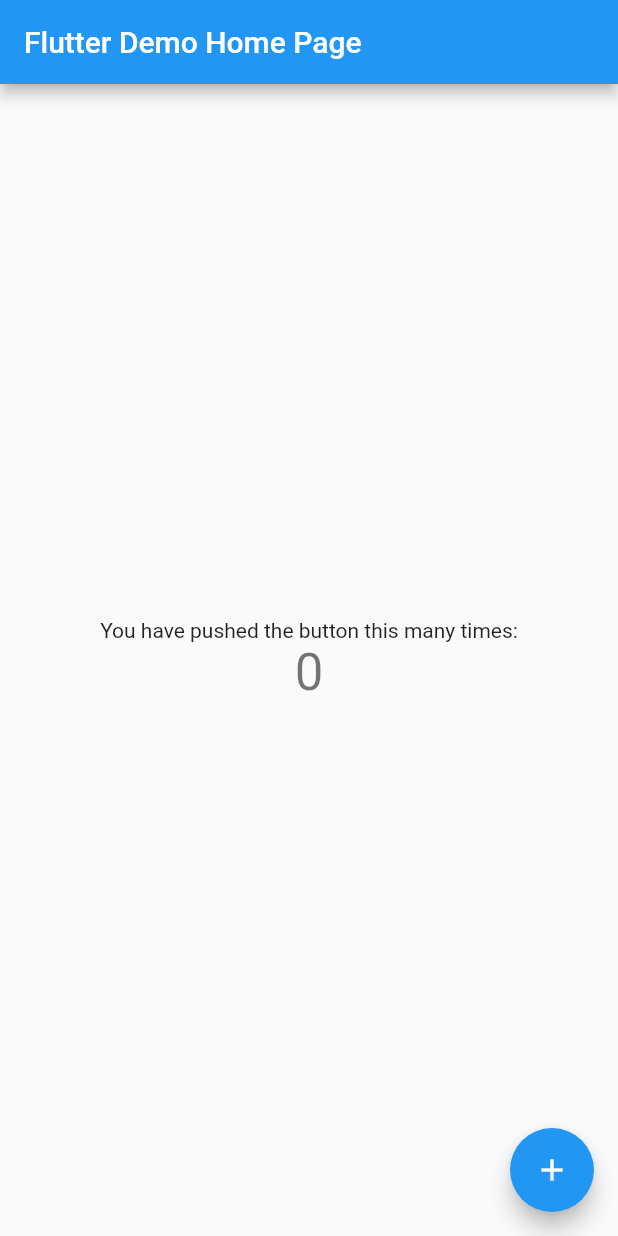
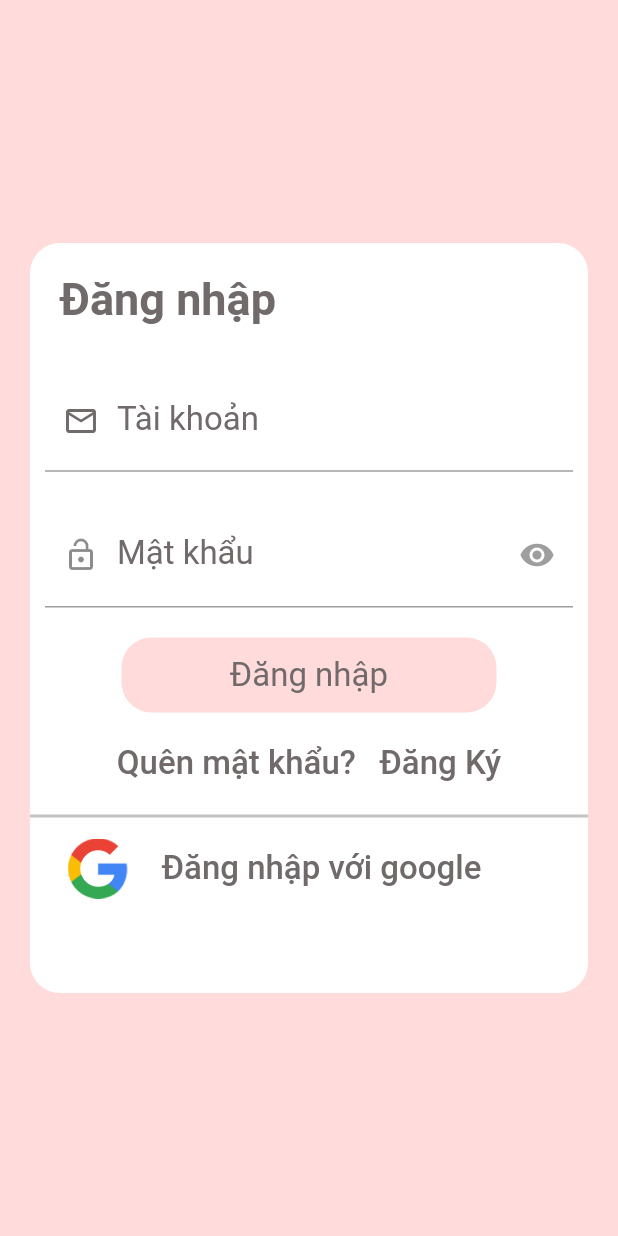
Before and after one commit to thanhlevt7/doanltdd, a Flutter app: the screen it shows after launch, on a phone screen of 412 x 824 dp. Run offline on Flutter 3.47's test engine with Material 2 defaults, Android fonts, the phone set to English and light mode, and no system bars.

Commit message:
giao dien dang nhap

```diff
--- /dev/null
+++ b/src/doan_flutter/lib/constant.dart
@@ -0,0 +1,10 @@
+import 'package:flutter/material.dart';
+
+const buttonColor = Color(0xFFFFDBDB);
+const textColor = Color(0xFF716A6A);
+const backgroundAppBar = Color(0xFFFFDBDB);
+const padding = 20.0;
+const margin = 20.0;
+const background = Color(0xFFFFFFFF);
+const sizeBoxWidth = SizedBox(width: 10);
+const sizeBoxHeight = SizedBox(height: 10);
--- a/src/doan_flutter/lib/main.dart
+++ b/src/doan_flutter/lib/main.dart
@@ -1,3 +1,4 @@
+import 'package:doan_flutter/screens/login/SignIn_screen.dart';
 import 'package:flutter/material.dart';
 
 void main() {
@@ -11,105 +12,16 @@
   @override
   Widget build(BuildContext context) {
     return MaterialApp(
-      title: 'Flutter Demo',
+      debugShowCheckedModeBanner: false,
+      title: 'Cake Bakery',
       theme: ThemeData(
-        // This is the theme of your application.
-        //
-        // Try running your application with "flutter run". You'll see the
-        // application has a blue toolbar. Then, without quitting the app, try
-        // changing the primarySwatch below to Colors.green and then invoke
-        // "hot reload" (press "r" in the console where you ran "flutter run",
-        // or simply save your changes to "hot reload" in a Flutter IDE).
-        // Notice that the counter didn't reset back to zero; the application
-        // is not restarted.
         primarySwatch: Colors.blue,
       ),
-      home: const MyHomePage(title: 'Flutter Demo Home Page'),
+
+      routes: {
+        '/':(context) => SignInPage(),
+      },
+      initialRoute: '/',
     );
   }
 }
-
-class MyHomePage extends StatefulWidget {
-  const MyHomePage({Key? key, required this.title}) : super(key: key);
-
-  // This widget is the home page of your application. It is stateful, meaning
-  // that it has a State object (defined below) that contains fields that affect
-  // how it looks.
-
-  // This class is the configuration for the state. It holds the values (in this
-  // case the title) provided by the parent (in this case the App widget) and
-  // used by the build method of the State. Fields in a Widget subclass are
-  // always marked "final".
-
-  final String title;
-
-  @override
-  State<MyHomePage> createState() => _MyHomePageState();
-}
-
-class _MyHomePageState extends State<MyHomePage> {
-  int _counter = 0;
-
-  void _incrementCounter() {
-    setState(() {
-      // This call to setState tells the Flutter framework that something has
-      // changed in this State, which causes it to rerun the build method below
-      // so that the display can reflect the updated values. If we changed
-      // _counter without calling setState(), then the build method would not be
-      // called again, and so nothing would appear to happen.
-      _counter++;
-    });
-  }
-
-  @override
-  Widget build(BuildContext context) {
-    // This method is rerun every time setState is called, for instance as done
-    // by the _incrementCounter method above.
-    //
-    // The Flutter framework has been optimized to make rerunning build methods
-    // fast, so that you can just rebuild anything that needs updating rather
-    // than having to individually change instances of widgets.
-    return Scaffold(
-      appBar: AppBar(
-        // Here we take the value from the MyHomePage object that was created by
-        // the App.build method, and use it to set our appbar title.
-        title: Text(widget.title),
-      ),
-      body: Center(
-        // Center is a layout widget. It takes a single child and positions it
-        // in the middle of the parent.
-        child: Column(
-          // Column is also a layout widget. It takes a list of children and
-          // arranges them vertically. By default, it sizes itself to fit its
-          // children horizontally, and tries to be as tall as its parent.
-          //
-          // Invoke "debug painting" (press "p" in the console, choose the
-          // "Toggle Debug Paint" action from the Flutter Inspector in Android
-          // Studio, or the "Toggle Debug Paint" command in Visual Studio Code)
-          // to see the wireframe for each widget.
-          //
-          // Column has various properties to control how it sizes itself and
-          // how it positions its children. Here we use mainAxisAlignment to
-          // center the children vertically; the main axis here is the vertical
-          // axis because Columns are vertical (the cross axis would be
-          // horizontal).
-          mainAxisAlignment: MainAxisAlignment.center,
-          children: <Widget>[
-            const Text(
-              'You have pushed the button this many times:',
-            ),
-            Text(
-              '$_counter',
-              style: Theme.of(context).textTheme.headline4,
-            ),
-          ],
-        ),
-      ),
-      floatingActionButton: FloatingActionButton(
-        onPressed: _incrementCounter,
-        tooltip: 'Increment',
-        child: const Icon(Icons.add),
-      ), // This trailing comma makes auto-formatting nicer for build methods.
-    );
-  }
-}
--- /dev/null
+++ b/src/doan_flutter/lib/screens/login/signIn_screen.dart
@@ -0,0 +1,135 @@
+import 'package:doan_flutter/constant.dart';
+import 'package:doan_flutter/widget.dart';
+import 'package:flutter/material.dart';
+
+class SignInPage extends StatefulWidget {
+  const SignInPage({ Key? key }) : super(key: key);
+
+  @override
+  State<SignInPage> createState() => _SignInPageState();
+}
+
+class _SignInPageState extends State<SignInPage> {
+  final emailController = TextEditingController();
+  final passController = TextEditingController();
+  final _formKey = GlobalKey<FormState>();
+  void dispore() {
+    super.dispose();
+    emailController.dispose();
+    passController.dispose();
+  }
+
+  @override
+  Widget build(BuildContext context) {
+    return Scaffold(
+      resizeToAvoidBottomInset: false,
+      backgroundColor: backgroundAppBar,
+      body: Form(
+        key: _formKey,
+        child: GestureDetector(
+          onTap: () {
+            FocusScope.of(context).unfocus();
+          },
+          child: Column(
+            mainAxisAlignment: MainAxisAlignment.center,
+            mainAxisSize: MainAxisSize.max,
+            children: [
+              Container(
+                width: 500,
+                height:500 ,
+                margin: const EdgeInsets.all(margin),
+                decoration: const BoxDecoration(
+                  color: Colors.white,
+                  borderRadius: BorderRadius.all(
+                    Radius.circular(padding),
+                  ),
+                ),
+                child: SingleChildScrollView(
+                  child: Column(
+                      crossAxisAlignment: CrossAxisAlignment.start,
+                      children: [
+                        const Padding(
+                          padding: EdgeInsets.all(padding),
+                          child: Text(
+                            "Đăng nhập",
+                            style: TextStyle(
+                                fontSize: 30,
+                                fontWeight: FontWeight.bold,
+                                color: textColor),
+                          ),
+                        ),
+                        Padding(
+                          padding: const EdgeInsets.all(padding / 2),
+                          child: email(emailController),
+                        ),
+                        Padding(
+                          padding: const EdgeInsets.all(padding / 2),
+                          child: password(
+                              controller: passController,
+                              text: "Mật khẩu"),
+                        ),
+                        Padding(
+                          padding: const EdgeInsets.only(top: padding / 2),
+                          child: InkWell(
+                              onTap: () {submit(context, emailController,passController);},
+                              child: Center(
+                                  child: button(
+                                      text: "Đăng nhập",
+                                      h: 50.0,
+                                      w: 250.0,
+                                      radius: padding))),
+                        ),
+                        Padding(
+                          padding: const EdgeInsets.all(padding / 2),
+                          child: Center(
+                            child: Wrap(
+                              children: [
+                                textButton(
+                                    text: "Quên mật khẩu?",
+                                    press: () {
+
+                                    }),
+                                textButton(
+                                    text: "Đăng Ký",
+                                    press: () {
+
+                                    })
+                              ],
+                            ),
+                          ),
+                        ),
+                        Container(
+                          height: 2,
+                          color: const Color(0xffc4c4c4),
+                        ),
+                        Padding(
+                          padding: const EdgeInsets.all(padding/2),
+                          child: Row(
+                            children: [
+                              Image.asset(
+                                "assets/images/icons/icon_google.png",
+                                width: 70,
+                                height: 40,
+                              ),
+                              textButton(text: "Đăng nhập với google"),
+                            ],
+                          ),
+                        )
+                      ]),
+                ),
+              ),
+            ],
+          ),
+        ),
+      ),
+    );
+  }
+
+  submit(BuildContext context, TextEditingController email,TextEditingController password) async {
+    final isValid = _formKey.currentState?.validate();
+    if (!isValid!) {
+      return;
+    }
+    _formKey.currentState?.save();
+  }
+}
--- /dev/null
+++ b/src/doan_flutter/lib/widget.dart
@@ -0,0 +1,182 @@
+
+import 'package:doan_flutter/constant.dart';
+import 'package:flutter/material.dart';
+
+Widget email(controller) => TextFormField(
+      style: const TextStyle(
+        fontSize: 20,
+        color: textColor,
+      ),
+      controller: controller,
+      keyboardType: TextInputType.emailAddress,
+      onFieldSubmitted: (value) {},
+      decoration: const InputDecoration(
+        prefixIcon: Icon(
+          Icons.email_outlined,
+          color: textColor,
+        ),
+        floatingLabelStyle: TextStyle(
+          fontSize: 22,
+          color: textColor,
+        ),
+        focusColor: textColor,
+        errorStyle: TextStyle(fontSize: 16),
+        labelText: "Tài khoản",
+        labelStyle: TextStyle(
+          fontSize: 22,
+          color: textColor,
+        ),
+      ),
+      validator: (value) {
+        if (value!.isEmpty ||
+            !RegExp(r"^[a-zA-Z0-9.a-zA-Z0-9.!#$%&'*+-/=?^_`{|}~]+@[a-zA-Z0-9]+\.[a-zA-Z]+")
+                .hasMatch(value)) {
+          return 'Tài khoản không hợp lệ!';
+        }
+        return null;
+      },
+    );
+
+Widget password({controller, text, function}) => TextFormField(
+      style: const TextStyle(
+        fontSize: 22,
+        color: textColor,
+      ),
+      controller: controller,
+      obscureText: true,
+      keyboardType: TextInputType.emailAddress,
+      decoration: InputDecoration(
+        prefixIcon: const Icon(Icons.lock_open),
+        suffixStyle: const TextStyle(
+          color: textColor,
+        ),
+        suffixIcon: InkWell(
+            onTap: function,
+            child: Icon(
+              Icons.visibility,
+              color: Colors.grey.shade500,
+            )),
+        errorStyle: const TextStyle(fontSize: 16),
+        labelStyle: const TextStyle(
+          fontSize: 22,
+          color: textColor,
+        ),
+        labelText: text,
+      ),
+      validator: (value) {
+        if (value == null || value.length <= 8) {
+          return 'Mật khẩu không được trống, và nhiều hơn 8 kí tự';
+        }
+        return null;
+      },
+    );
+
+Widget input({controller, icon, text}) => TextFormField(
+      style: const TextStyle(
+        fontSize: 22,
+        color: Colors.red,
+      ),
+      controller: controller,
+      keyboardType: TextInputType.emailAddress,
+      decoration: InputDecoration(
+        prefixIcon: icon,
+        suffixStyle: const TextStyle(
+          color: textColor,
+        ),
+        errorStyle: const TextStyle(fontSize: 18),
+        hintText: text,
+        hintStyle: const TextStyle(
+          fontSize: 22.0,
+          color: textColor,
+        ),
+      ),
+      validator: (value) {
+        if (value == null) {
+          return 'Không được hợp lệs';
+        }
+        return null;
+      },
+    );
+
+Widget button(
+        { text,
+         h,
+         w,
+        icon,
+         radius,
+        backgroundColor}) =>
+    Container(
+      decoration: BoxDecoration(
+          color: (backgroundColor == null) ? buttonColor : backgroundColor,
+          borderRadius: BorderRadius.all(Radius.circular(radius.toDouble()))),
+      height: h.toDouble(),
+      width: w.toDouble(),
+      child: Center(
+        child: (text == null)
+            ? icon
+            : Text(
+                text,
+                style: const TextStyle(
+                  fontSize: 22.0,
+                  color: textColor,
+                ),
+              ),
+      ),
+    );
+Widget textButton({ text,  press}) => TextButton(
+      onPressed: press,
+      child: Text(
+        text,
+        style: const TextStyle(
+          fontSize: 22,
+          color: textColor,
+        ),
+      ),
+    );
+
+Widget iconButton({icon, press}) => IconButton(onPressed: press, icon: icon);
+
+
+
+Widget buildText({text, size, color, weight}) => Text(
+      text,
+      style: TextStyle(
+        fontSize: size,
+        color: color,
+        fontWeight: weight,
+      ),
+    );
+
+Widget counter({value, decrement, increment}) => Card(
+      elevation: 2.0,
+      child: Row(
+        mainAxisSize: MainAxisSize.max,
+        children: [
+          sizeBoxWidth,
+          sizeBoxWidth,
+          InkWell(
+            onTap: decrement,
+            child: const Icon(
+              Icons.remove,
+              size: 22.0,
+              color: textColor,
+            ),
+          ),
+          sizeBoxWidth,
+          sizeBoxWidth,
+          buildText(text: value, color: textColor, size: 22.0),
+          sizeBoxWidth,
+          sizeBoxWidth,
+          InkWell(
+            onTap: increment,
+            child: const Icon(
+              Icons.add,
+              size: 22.0,
+              color: textColor,
+            ),
+          ),
+          sizeBoxWidth,
+          sizeBoxWidth,
+        ],
+      ),
+    );
--- a/src/doan_flutter/pubspec.yaml
+++ b/src/doan_flutter/pubspec.yaml
@@ -58,8 +58,8 @@
   uses-material-design: true
 
   # To add assets to your application, add an assets section, like this:
-  # assets:
-  #   - images/a_dot_burr.jpeg
+  assets:
+          - assets/images/icons/
   #   - images/a_dot_ham.jpeg
 
   # An image asset can refer to one or more resolution-specific "variants", see
```
Also changed, not shown: src/doan_flutter/assets/images/icons/icon_google.png (added).
